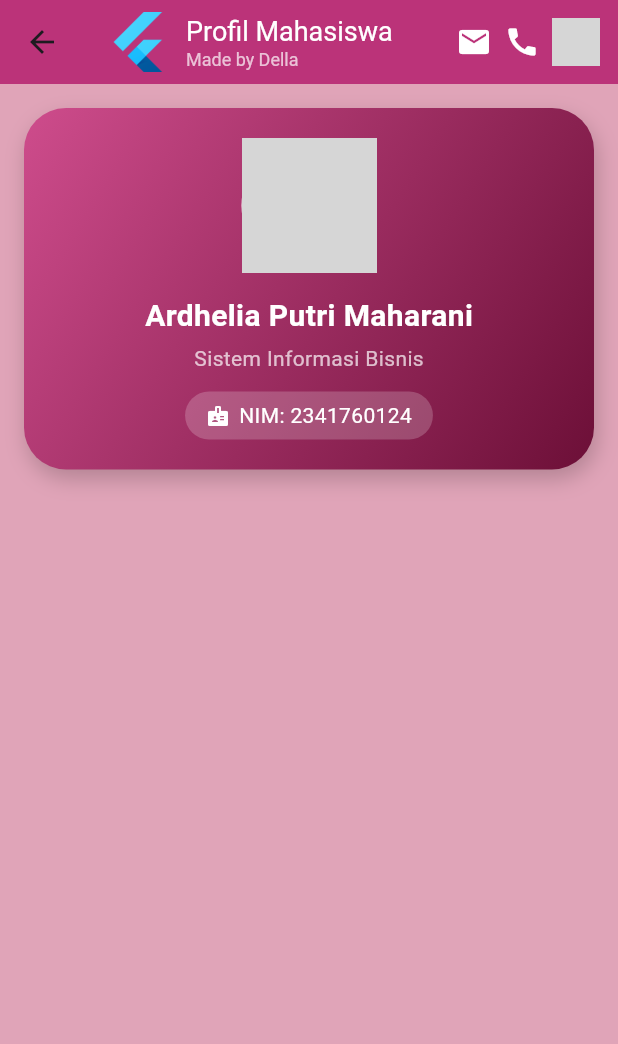
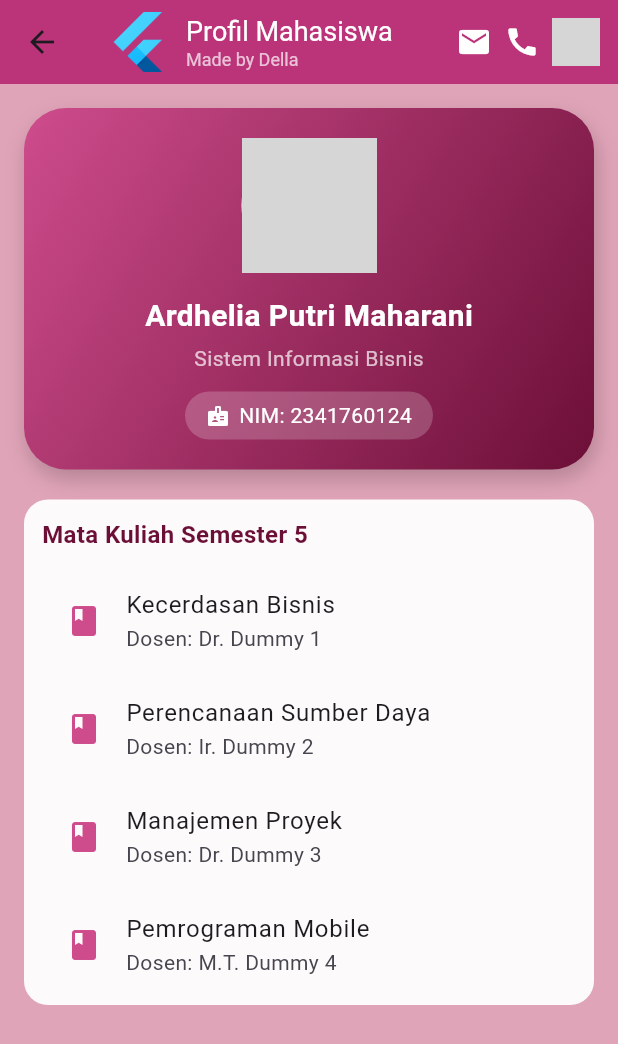
Before and after one commit to ardheliapm/fluttermobile, a Flutter app: the TugasProfilePage screen opened directly, on a phone screen of 412 x 824 dp. Shown: the top 1044 px of the screen. Run offline on Flutter 3.47's test engine with Material 3 defaults, Android fonts, the phone set to English and light mode, and no system bars; our stand-ins replace google_fonts; network calls fail; grey boxes are pictures that could not be loaded.

Commit message:
selesai halaman profile

```diff
--- a/sib3b/lib/tugas_profilePage.dart
+++ b/sib3b/lib/tugas_profilePage.dart
@@ -5,6 +5,7 @@ class TugasProfilePage extends StatelessWidget {
 
   @override
   Widget build(BuildContext context) {
+    //
     return Scaffold(
       backgroundColor: const Color.fromARGB(255, 224, 164, 184),
 
@@ -49,7 +50,7 @@ class TugasProfilePage extends StatelessWidget {
         child: Column(
           crossAxisAlignment: CrossAxisAlignment.stretch,
           children: [
-            // BOX PERTAMA
+            // BOX PERTAMA PINK BESAR
             Container(
               padding: const EdgeInsets.all(20),
               decoration: BoxDecoration(
@@ -118,7 +119,66 @@ class TugasProfilePage extends StatelessWidget {
               ),
             ),
             const SizedBox(height: 20),
+          Container(
+              padding: const EdgeInsets.all(12),
+              decoration: BoxDecoration(
+                color: Colors.white.withOpacity(0.95),
+                borderRadius: BorderRadius.circular(16),
+              ),
+              child: Column(
+                crossAxisAlignment: CrossAxisAlignment.start,
+                children: [
+                  const Text(
+                    'Mata Kuliah Semester 5',
+                    style: TextStyle(
+                      fontSize: 16,
+                      fontWeight: FontWeight.bold,
+                      color: Color(0xFF6C0F37),
+                    ),
+                  ),
+                  const SizedBox(height: 10),
 
+                  //mata kuliah menggunakan listview
+                  SizedBox(
+                    height: 280,
+                    child: ListView(
+                      children: const [
+                        ListTile(
+                          leading:
+                              Icon(Icons.book, color: Color(0xFFCE4C8C)),
+                          title: Text('Kecerdasan Bisnis'),
+                          subtitle: Text('Dosen: Dr. Dummy 1'),
+                        ),
+                        ListTile(
+                          leading:
+                              Icon(Icons.book, color: Color(0xFFCE4C8C)),
+                          title: Text('Perencanaan Sumber Daya'),
+                          subtitle: Text('Dosen: Ir. Dummy 2'),
+                        ),
+                        ListTile(
+                          leading:
+                              Icon(Icons.book, color: Color(0xFFCE4C8C)),
+                          title: Text('Manajemen Proyek'),
+                          subtitle: Text('Dosen: Dr. Dummy 3'),
+                        ),
+                        ListTile(
+                          leading:
+                              Icon(Icons.book, color: Color(0xFFCE4C8C)),
+                          title: Text('Pemrograman Mobile'),
+                          subtitle: Text('Dosen: M.T. Dummy 4'),
+                        ),
+                        ListTile(
+                          leading:
+                              Icon(Icons.book, color: Color(0xFFCE4C8C)),
+                          title: Text('Manajemen Rantai Pasok'),
+                          subtitle: Text('Dosen: S.Kom Dummy 5'),
+                        ),
+                      ],
+                    ),
+                  ),
+                ],
+              ),
+            ),
 
           ],
         ),
```
